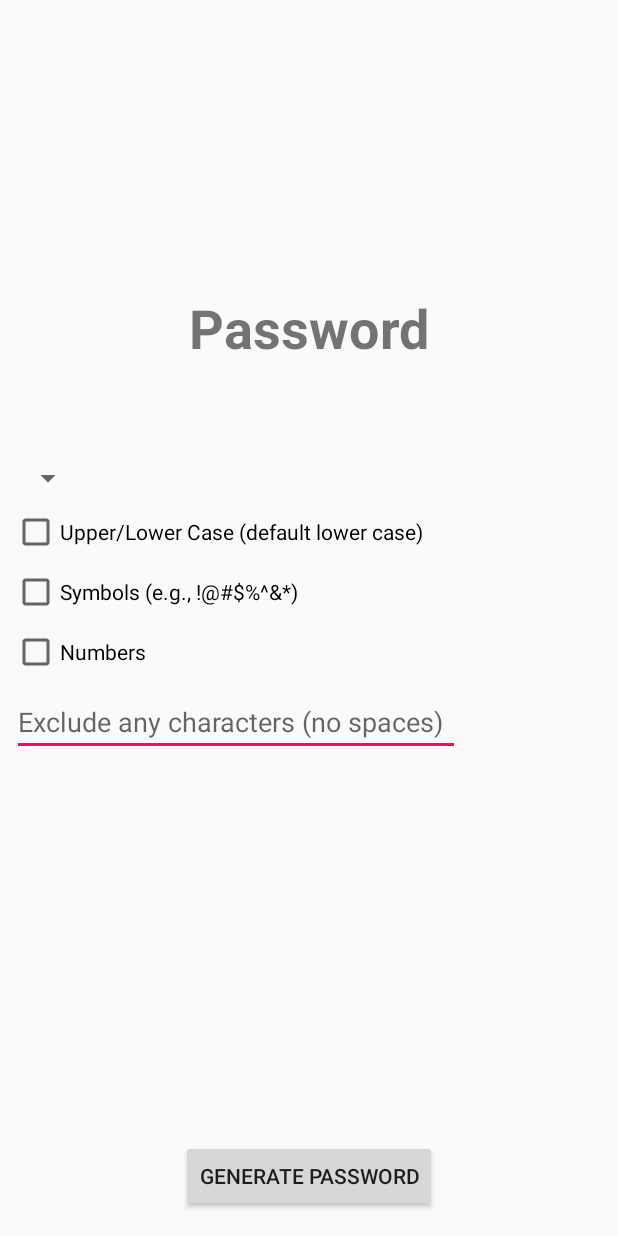
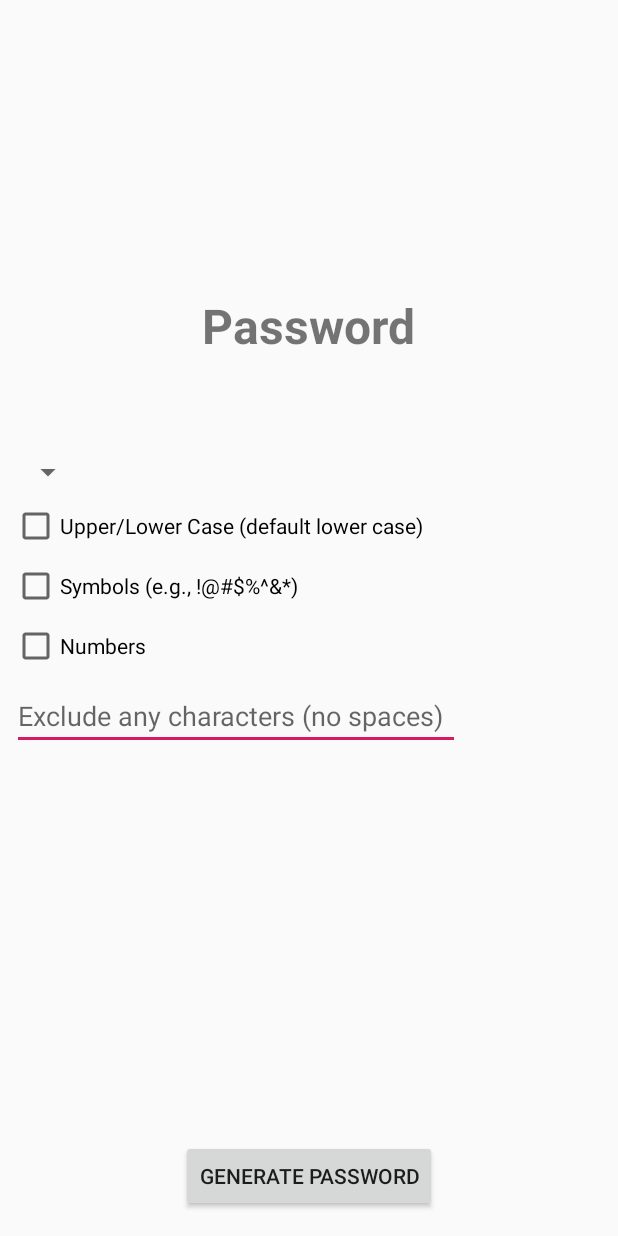
Before and after one commit to kmnthecoder/SimplePasswordGenerator, an Android app: the layout activity_main.xml on its own in the app's theme, with its tools: preview values and no code run, on a phone screen of 412 x 824 dp. Run offline under Robolectric (Android 15) with nearby library versions, the phone set to English and light mode, and no system bars.

Commit message:
- remove action bar - make password always fit on one line

```diff
--- a/app/src/main/res/layout/activity_main.xml
+++ b/app/src/main/res/layout/activity_main.xml
@@ -11,7 +11,7 @@
         android:layout_width="wrap_content"
         android:layout_height="wrap_content"
         android:text="@string/placeholder_password"
-        android:textSize="36sp"
+        android:textSize="32sp"
         android:textStyle="bold"
         app:layout_constraintBottom_toBottomOf="parent"
         app:layout_constraintEnd_toEndOf="parent"
--- a/app/src/main/res/values/styles.xml
+++ b/app/src/main/res/values/styles.xml
@@ -1,7 +1,7 @@
 <resources>
 
     <!-- Base application theme. -->
-    <style name="AppTheme" parent="Theme.AppCompat.Light.DarkActionBar">
+    <style name="AppTheme" parent="Theme.AppCompat.Light.NoActionBar">
         <!-- Customize your theme here. -->
         <item name="colorPrimary">@color/colorPrimary</item>
         <item name="colorPrimaryDark">@color/colorPrimaryDark</item>
```
